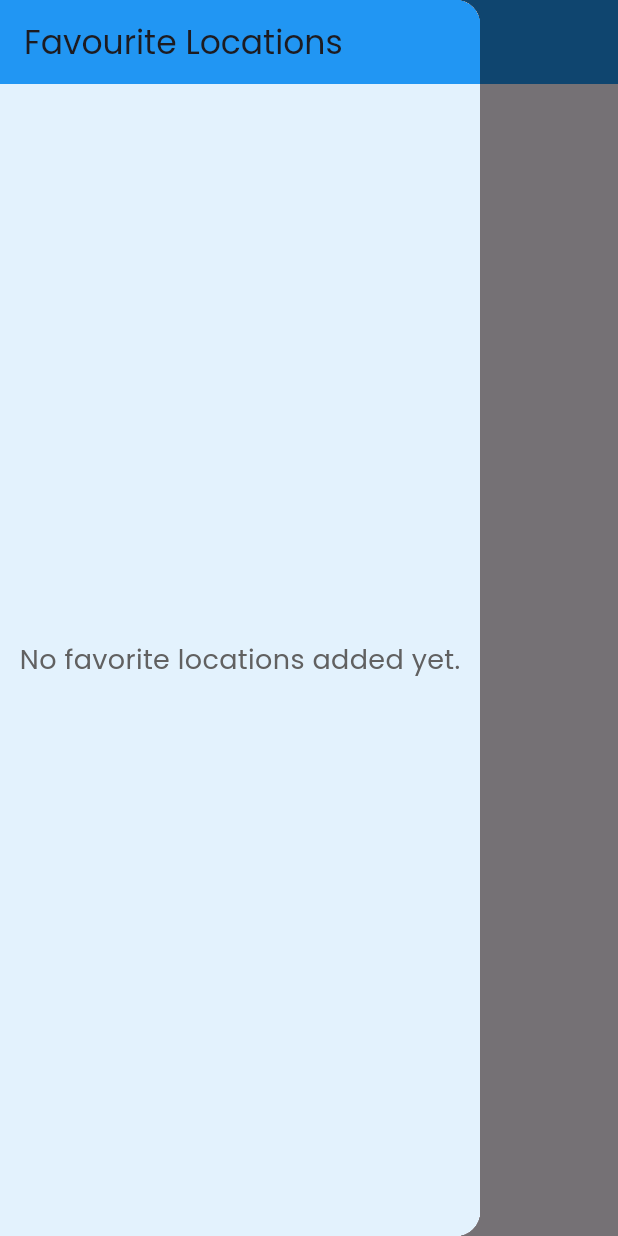
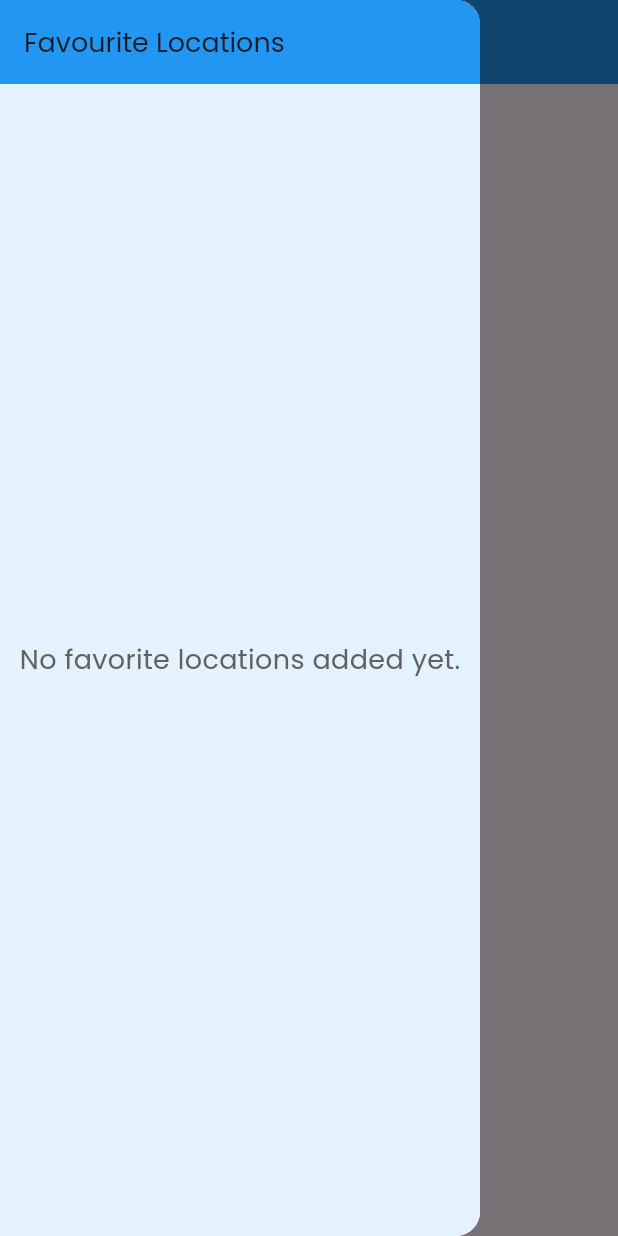
Before and after one commit to Oluwadunsi/weatherfit, a Flutter app: the screen it shows after launch, with the side drawer open, on a phone screen of 412 x 824 dp. Run offline on Flutter 3.47's test engine with Material 3 defaults, Android fonts, the phone set to English and light mode, and no system bars; our stand-ins replace geocoding, geolocator, hooks_riverpod, shared_preferences; missing offline and left inert: async_preferences; statements that could not run were skipped.

Commit message:
Font Improvements

```diff
--- a/weather_fit_app/lib/screens/favorite_locations_page.dart
+++ b/weather_fit_app/lib/screens/favorite_locations_page.dart
@@ -5,16 +5,20 @@ import 'package:weather_fit_app/screens/weather_home_page.dart';
 import '../bloc/app_state.dart';
 
 class FavoriteLocationsPage extends ConsumerWidget {
-
-  const FavoriteLocationsPage(
-      {super.key});
+  const FavoriteLocationsPage({super.key});
 
   @override
-  Widget build(BuildContext context, ref) {
+  Widget build(BuildContext context, WidgetRef ref) {
     var app = ref.watch(appState);
     return Scaffold(
       appBar: AppBar(
-        title: const Text("Favourite Locations"),
+        title: const Text(
+          "Favourite Locations",
+          style: TextStyle(
+            fontSize: 18,
+            fontWeight: FontWeight.w500,
+          ),
+        ),
         backgroundColor: Colors.blue,
       ),
       body: Container(
@@ -54,7 +58,7 @@ class FavoriteLocationsPage extends ConsumerWidget {
                   ),
                 ),
                 trailing: IconButton(
-                  icon: const Icon(Icons.delete, color: Colors.red),
+                  icon: const Icon(Icons.delete, color: Colors.blueGrey),
                   onPressed: () {
                     app.removeFavourite(location);
                   },
--- a/weather_fit_app/lib/screens/weather_home_page.dart
+++ b/weather_fit_app/lib/screens/weather_home_page.dart
@@ -144,7 +144,7 @@ class _WeatherHomePageState extends ConsumerState<WeatherHomePage> {
       appBar: AppBar(
         title: const Text(
           "Weather Styles",
-          style: TextStyle(fontSize: 17),
+          style: TextStyle(fontSize: 23, fontWeight: FontWeight.w600),
         ),
         centerTitle: true,
         backgroundColor: Colors.blue,
```
Also changed, not shown: weather_fit_app/lib/screens/top_section.dart (+17 -3 lines).
